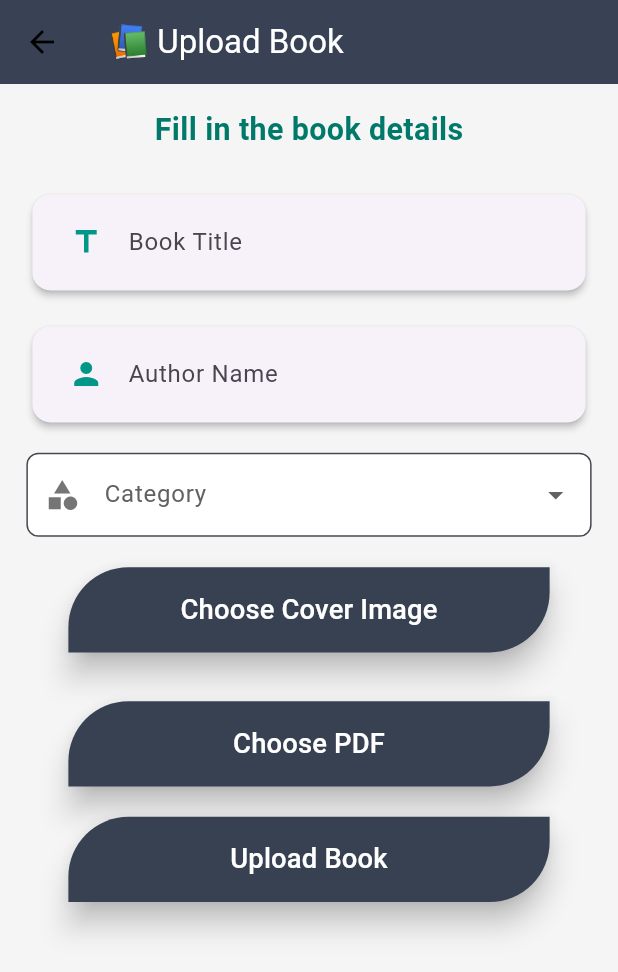
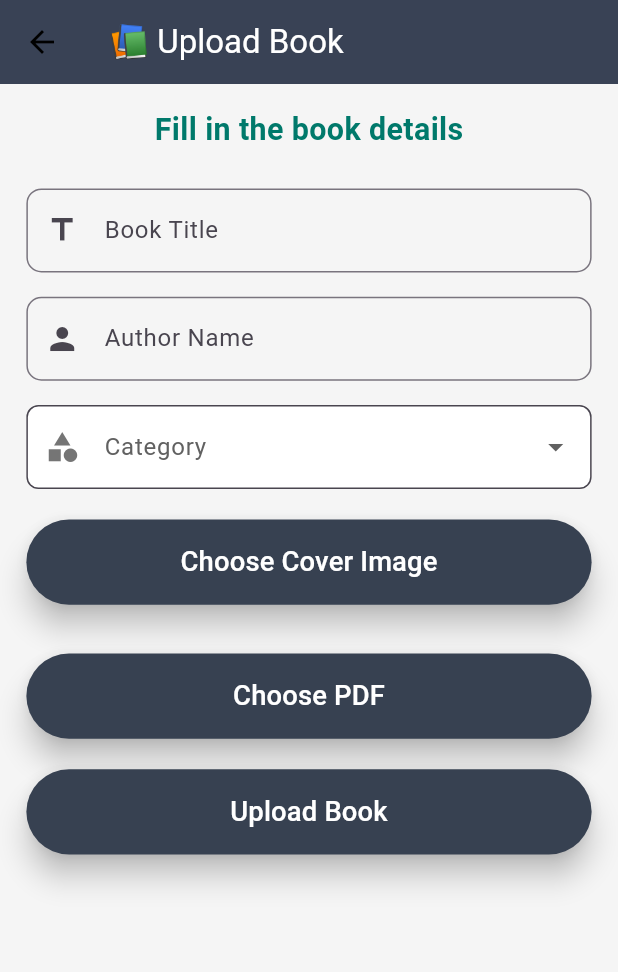
Before and after one commit to SB-Sagor/books_recommandation, a Flutter app: the screen it shows once a user with an empty profile is signed in, in the side drawer, after a tap on "Upload Book", on a phone screen of 412 x 824 dp. Shown: the top 972 px of the screen. Run offline on Flutter 3.47's test engine with Material 3 defaults, Android fonts, the phone set to English and light mode, and no system bars; our stand-ins replace dio, file_picker, flutter_screenutil, permission_handler, supabase_flutter; accounts and stored records are empty; network calls fail.

Commit message:
add replies and request

```diff
--- /dev/null
+++ b/lib/screens/bottom_NavigationBar.dart
@@ -0,0 +1,60 @@
+import 'package:book_store/screens/home_screen.dart';
+import 'package:book_store/screens/reply_screen.dart';
+import 'package:book_store/screens/request_screen.dart';
+import 'package:book_store/screens/upload_book_screen.dart';
+import 'package:book_store/screens/uploaded_books_screen.dart';
+import 'package:book_store/widgets/app_colors.dart';
+import 'package:flutter/material.dart';
+
+class BottomNavigationbar extends StatefulWidget {
+  BottomNavigationbar({super.key});
+
+  @override
+  State<BottomNavigationbar> createState() => _BottomNavigationbarState();
+}
+
+class _BottomNavigationbarState extends State<BottomNavigationbar> {
+  int _current_index = 0;
+
+  void _navigatebottombar(int index) {
+    setState(() {
+      _current_index = index;
+    });
+  }
+
+  final List<Widget> _screens = [
+    HomeScreen(),
+    UploadedBooksScreen(),
+    ReplyScreen()
+  ];
+
+  @override
+  Widget build(BuildContext context) {
+    return Scaffold(
+      body: _screens[_current_index],
+      bottomNavigationBar: BottomNavigationBar(
+        currentIndex: _current_index,
+        onTap: _navigatebottombar,
+        type: BottomNavigationBarType.fixed,
+        selectedItemColor: Colors.teal,
+        unselectedItemColor: Colors.grey,
+        backgroundColor: AppColors.card,
+        selectedLabelStyle: TextStyle(fontWeight: FontWeight.bold),
+        items: [
+          BottomNavigationBarItem(
+            icon: Icon(Icons.home_rounded),
+            label: 'Home',
+          ),
+          BottomNavigationBarItem(
+            icon: Icon(Icons.library_books_rounded),
+            label: 'Request',
+          ),
+          BottomNavigationBarItem(
+            icon: Icon(Icons.cloud_upload_rounded),
+            label: 'Reply',
+          ),
+        ],
+      ),
+    );
+  }
+}
--- a/lib/screens/home_screen.dart
+++ b/lib/screens/home_screen.dart
@@ -1,5 +1,6 @@
 import 'dart:async';
 import 'dart:convert';
+import 'package:book_store/screens/request_screen.dart';
 import 'package:flutter/material.dart';
 import 'package:http/http.dart' as http;
 import 'package:supabase_flutter/supabase_flutter.dart';
@@ -22,7 +23,8 @@ class _HomeScreenState extends State<HomeScreen> {
   String selectedCategory = "Trending";
   Timer? _debounce;
 
-  final String apiKey = 'AIzaSyD83nD_YintO_BE2RpKFZ5Qnq6qm8qTwdk'; // Replace with your API key
+  final String apiKey =
+      'AIzaSyD83nD_YintO_BE2RpKFZ5Qnq6qm8qTwdk'; // Replace with your API key
 
   final List<String> categories = [
     "Trending",
@@ -52,7 +54,8 @@ class _HomeScreenState extends State<HomeScreen> {
 
     setState(() => isLoading = true);
 
-    final url = 'https://www.googleapis.com/books/v1/volumes?q=$query&key=$apiKey';
+    final url =
+        'https://www.googleapis.com/books/v1/volumes?q=$query&key=$apiKey';
 
     try {
       final response = await http.get(Uri.parse(url));
@@ -140,6 +143,18 @@ class _HomeScreenState extends State<HomeScreen> {
                   MaterialPageRoute(builder: (_) => UploadedBooksScreen()),
                 );
               },
+            ),ListTile(
+              leading: Icon(Icons.read_more_rounded, color: AppColors.textPrimary),
+              title: Text('Book Request',
+                  style: TextStyle(
+                      color: AppColors.textSecondary,
+                      fontWeight: FontWeight.bold)),
+              onTap: () {
+                Navigator.push(
+                  context,
+                  MaterialPageRoute(builder: (_) => RequestBookScreen()),
+                );
+              },
             ),
             Spacer(),
             Divider(color: Colors.white24),
@@ -178,9 +193,8 @@ class _HomeScreenState extends State<HomeScreen> {
               itemCount: filteredBooks.length.clamp(0, 10),
               itemBuilder: (context, index) {
                 var book = filteredBooks[index]['volumeInfo'];
-                var authorName = (book['authors'] != null)
-                    ? book['authors'][0]
-                    : "Unknown";
+                var authorName =
+                    (book['authors'] != null) ? book['authors'][0] : "Unknown";
 
                 return Padding(
                   padding: const EdgeInsets.symmetric(horizontal: 8),
@@ -228,9 +242,8 @@ class _HomeScreenState extends State<HomeScreen> {
                     selectedColor: Colors.black,
                     backgroundColor: Colors.grey.shade200,
                     labelStyle: TextStyle(
-                      color: selectedCategory == cat
-                          ? Colors.white
-                          : Colors.black,
+                      color:
+                          selectedCategory == cat ? Colors.white : Colors.black,
                     ),
                   ),
                 );
--- a/lib/screens/upload_book_screen.dart
+++ b/lib/screens/upload_book_screen.dart
@@ -119,7 +119,8 @@ class _UploadBookScreenState extends State<UploadBookScreen> {
       });
       await Future.delayed(Duration(milliseconds: 300));
 
-      await Future.delayed(Duration(milliseconds: 300)); // optional delay for smoothness
+      await Future.delayed(
+          Duration(milliseconds: 300)); // optional delay for smoothness
 
       Navigator.pushReplacement(
         context,
@@ -171,52 +172,27 @@ class _UploadBookScreenState extends State<UploadBookScreen> {
               ),
               SizedBox(height: 24.h),
 // Title Field
-              Card(
-                elevation: 2,
-                shape: RoundedRectangleBorder(
-                    borderRadius: BorderRadius.circular(12)),
-                child: Padding(
-                  padding:
-                      const EdgeInsets.symmetric(horizontal: 12.0, vertical: 4),
-                  child: TextFormField(
+              CustomTextFormField(
                 controller: titleController,
-                    decoration: InputDecoration(
                 labelText: "Book Title",
                 hintText: "e.g. The Alchemist",
-                      prefixIcon: Icon(Icons.title, color: Colors.teal),
-                      border: InputBorder.none,
+                icon: Icons.title,
+                keyboardType: TextInputType.text,
+                validator: (value) =>
+                    value == null || value.isEmpty ? "Title is required" : null,
               ),
-                    style: TextStyle(fontSize: 16, color: Colors.black87),
-                    validator: (value) => value == null || value.isEmpty
-                        ? "Title is required"
-                        : null,
-                  ),
-                ),
-              ),
-              SizedBox(height: 16),
+              SizedBox(height: 16.h),
 
 // Author Field
-              Card(
-                elevation: 2,
-                shape: RoundedRectangleBorder(
-                    borderRadius: BorderRadius.circular(12)),
-                child: Padding(
-                  padding:
-                      const EdgeInsets.symmetric(horizontal: 12.0, vertical: 4),
-                  child: TextFormField(
+              CustomTextFormField(
                 controller: authorController,
-                    decoration: InputDecoration(
                 labelText: "Author Name",
                 hintText: "e.g. Paulo Coelho",
-                      prefixIcon: Icon(Icons.person, color: Colors.teal),
-                      border: InputBorder.none,
-                    ),
-                    style: TextStyle(fontSize: 16, color: Colors.black87),
+                icon: Icons.person,
+                keyboardType: TextInputType.text,
                 validator: (value) => value == null || value.isEmpty
                     ? "Author is required"
                     : null,
-                  ),
-                ),
               ),
 
               SizedBox(height: 16.h),
--- a/lib/services/auth_service.dart
+++ b/lib/services/auth_service.dart
@@ -1,4 +1,4 @@
-import 'package:book_store/screens/home_screen.dart';
+import 'package:book_store/screens/bottom_NavigationBar.dart';
 import 'package:book_store/screens/login_screen.dart';
 import 'package:flutter/material.dart';
 import 'package:supabase_flutter/supabase_flutter.dart';
@@ -21,7 +21,7 @@ class AuthCheck extends StatelessWidget {
         final session = supabase.auth.currentSession;
 
         if (session != null) {
-          return HomeScreen(); // ✅ Logged in
+          return BottomNavigationbar(); // ✅ Logged in
         } else {
           return LoginScreen(); // ✅ Not logged in
         }
--- a/lib/widgets/custome_button.dart
+++ b/lib/widgets/custome_button.dart
@@ -3,9 +3,7 @@ import 'package:flutter_screenutil/flutter_screenutil.dart';
 import 'app_colors.dart';
 
 Widget customButton(String buttonText, onPressed) {
-  return Padding(
-    padding: const EdgeInsets.symmetric(horizontal: 28),
-    child: SizedBox(
+  return SizedBox(
     width: 1.sw, // Use ScreenUtil here
     height: 56.h, // Use ScreenUtil here
     child: ElevatedButton(
@@ -14,16 +12,16 @@ Widget customButton(String buttonText, onPressed) {
         backgroundColor: AppColors.primary,
         elevation: 8,
         shape: RoundedRectangleBorder(
-                borderRadius: BorderRadius.only(
-              topLeft: Radius.circular(40),
-              bottomRight: Radius.circular(40),
-            ))),
+          borderRadius: BorderRadius.all(
+            Radius.circular(30),
+          ),
+        ),
+      ),
       child: Text(
         buttonText,
         style: TextStyle(
             color: Colors.white, fontSize: 18.sp), // Use ScreenUtil here
       ),
     ),
-    ),
   );
 }
--- a/lib/widgets/custome_textfield.dart
+++ b/lib/widgets/custome_textfield.dart
@@ -10,6 +10,7 @@ class CustomTextFormField extends StatefulWidget {
   final TextInputType keyboardType;
   final String? Function(String?)? validator;
   final IconData icon;
+
   final Iterable<String>? autofillHints;
 
   const CustomTextFormField({
@@ -34,11 +35,9 @@ class _CustomTextFormFieldState extends State<CustomTextFormField> {
 
   @override
   Widget build(BuildContext context) {
-    return Padding(
-      padding: EdgeInsets.symmetric(horizontal: 28),
-      child: TextFormField(
+    return TextFormField(
       controller: widget.controller,
-        style: widget.textStyle ?? TextStyle(color: AppColors.card),
+      style: widget.textStyle ?? TextStyle(color: AppColors.accent),
       obscureText: widget.isPassword ? _isObscured : false,
       // Toggle password visibility
       keyboardType: widget.keyboardType,
@@ -65,7 +64,6 @@ class _CustomTextFormFieldState extends State<CustomTextFormField> {
               )
             : null,
       ),
-      ),
     );
   }
 }
```
Also changed, not shown: lib/screens/login_screen.dart (+17 -10 lines), lib/screens/reply_screen.dart (added, +218 -0 lines), lib/screens/request_screen.dart (added, +180 -0 lines). Lines whose indentation alone changed are shown as unchanged.
